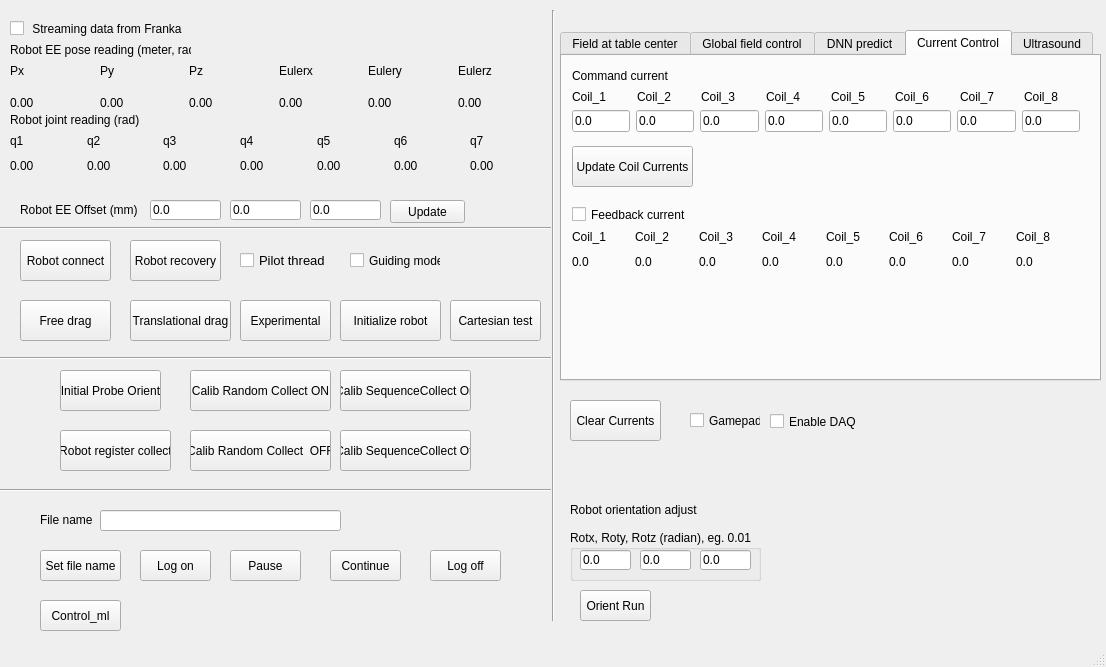
erikfredin/FrankaEmikaGUI, file mainwindow.ui: the form before one commit.
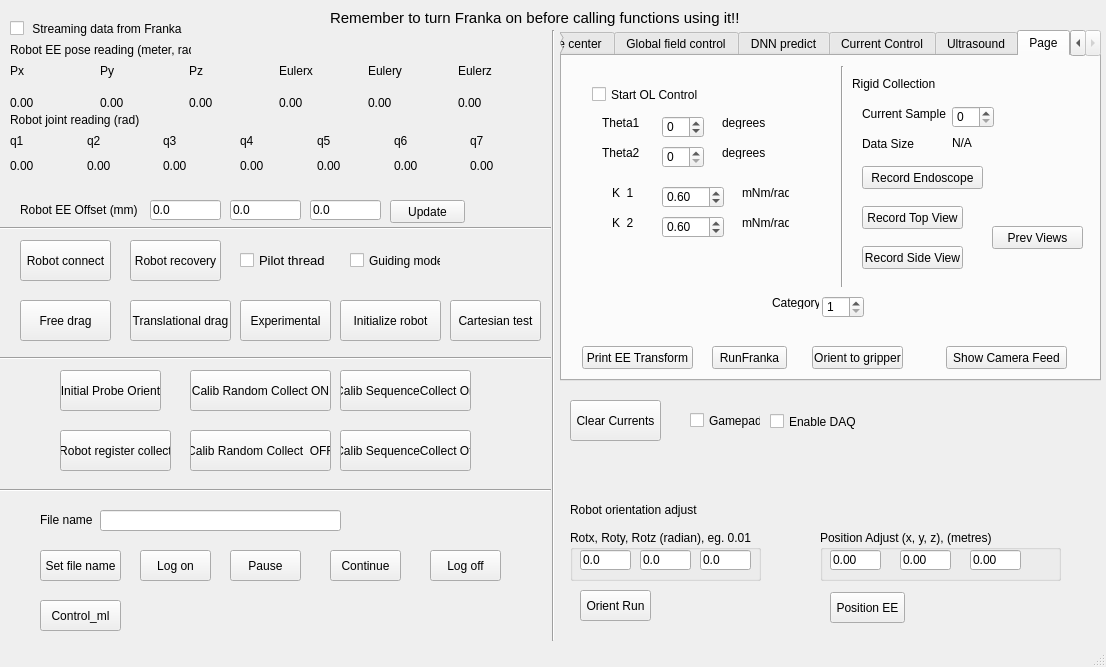
The form after the commit.

Commit message: Implemented data collection

Patch:
```diff
--- a/mainwindow.ui
+++ b/mainwindow.ui
@@ -594,7 +594,7 @@
     <property name="geometry">
      <rect>
       <x>533</x>
-      <y>10</y>
+      <y>30</y>
       <width>41</width>
       <height>611</height>
      </rect>
@@ -717,7 +717,7 @@
      </rect>
     </property>
     <property name="currentIndex">
-     <number>3</number>
+     <number>5</number>
     </property>
     <widget class="QWidget" name="tab_3">
      <attribute name="title">
@@ -1932,6 +1932,391 @@
       </property>
      </widget>
     </widget>
+    <widget class="QWidget" name="GripperCam">
+     <attribute name="title">
+      <string>Page</string>
+     </attribute>
+     <widget class="QPushButton" name="btn_runFrankaCam">
+      <property name="geometry">
+       <rect>
+        <x>150</x>
+        <y>290</y>
+        <width>75</width>
+        <height>23</height>
+       </rect>
+      </property>
+      <property name="text">
+       <string>RunFranka</string>
+      </property>
+     </widget>
+     <widget class="QPushButton" name="btn_printEETran">
+      <property name="geometry">
+       <rect>
+        <x>20</x>
+        <y>290</y>
+        <width>111</width>
+        <height>23</height>
+       </rect>
+      </property>
+      <property name="text">
+       <string>Print EE Transform</string>
+      </property>
+     </widget>
+     <widget class="QPushButton" name="btn_orient2gripper">
+      <property name="geometry">
+       <rect>
+        <x>250</x>
+        <y>290</y>
+        <width>91</width>
+        <height>23</height>
+       </rect>
+      </property>
+      <property name="text">
+       <string>Orient to gripper</string>
+      </property>
+     </widget>
+     <widget class="QCheckBox" name="cbx_startOL">
+      <property name="geometry">
+       <rect>
+        <x>30</x>
+        <y>30</y>
+        <width>141</width>
+        <height>17</height>
+       </rect>
+      </property>
+      <property name="text">
+       <string>Start OL Control</string>
+      </property>
+     </widget>
+     <widget class="QSpinBox" name="sbx_theta1">
+      <property name="geometry">
+       <rect>
+        <x>100</x>
+        <y>60</y>
+        <width>42</width>
+        <height>22</height>
+       </rect>
+      </property>
+      <property name="minimum">
+       <number>-90</number>
+      </property>
+      <property name="maximum">
+       <number>90</number>
+      </property>
+     </widget>
+     <widget class="QLabel" name="lbl_theta1">
+      <property name="geometry">
+       <rect>
+        <x>40</x>
+        <y>60</y>
+        <width>47</width>
+        <height>13</height>
+       </rect>
+      </property>
+      <property name="text">
+       <string>Theta1</string>
+      </property>
+     </widget>
+     <widget class="QLabel" name="lbl_theta2">
+      <property name="geometry">
+       <rect>
+        <x>40</x>
+        <y>90</y>
+        <width>47</width>
+        <height>13</height>
+       </rect>
+      </property>
+      <property name="text">
+       <string>Theta2</string>
+      </property>
+     </widget>
+     <widget class="QSpinBox" name="sbx_theta2">
+      <property name="geometry">
+       <rect>
+        <x>100</x>
+        <y>90</y>
+        <width>42</width>
+        <height>22</height>
+       </rect>
+      </property>
+     </widget>
+     <widget class="QLabel" name="lbl_K1">
+      <property name="geometry">
+       <rect>
+        <x>50</x>
+        <y>130</y>
+        <width>47</width>
+        <height>13</height>
+       </rect>
+      </property>
+      <property name="text">
+       <string>K_1</string>
+      </property>
+     </widget>
+     <widget class="QLabel" name="lbl_K2">
+      <property name="geometry">
+       <rect>
+        <x>50</x>
+        <y>160</y>
+        <width>47</width>
+        <height>13</height>
+       </rect>
+      </property>
+      <property name="text">
+       <string>K_2</string>
+      </property>
+     </widget>
+     <widget class="QDoubleSpinBox" name="dsbx_K1">
+      <property name="geometry">
+       <rect>
+        <x>100</x>
+        <y>130</y>
+        <width>62</width>
+        <height>22</height>
+       </rect>
+      </property>
+      <property name="value">
+       <double>0.600000000000000</double>
+      </property>
+     </widget>
+     <widget class="QLabel" name="lbl_K1_Unit">
+      <property name="geometry">
+       <rect>
+        <x>180</x>
+        <y>130</y>
+        <width>47</width>
+        <height>13</height>
+       </rect>
+      </property>
+      <property name="text">
+       <string>mNm/rad</string>
+      </property>
+     </widget>
+     <widget class="QDoubleSpinBox" name="dsbx_K2">
+      <property name="geometry">
+       <rect>
+        <x>100</x>
+        <y>160</y>
+        <width>62</width>
+        <height>22</height>
+       </rect>
+      </property>
+      <property name="value">
+       <double>0.600000000000000</double>
+      </property>
+     </widget>
+     <widget class="QLabel" name="lbl_K1_Unit_2">
+      <property name="geometry">
+       <rect>
+        <x>180</x>
+        <y>160</y>
+        <width>47</width>
+        <height>13</height>
+       </rect>
+      </property>
+      <property name="text">
+       <string>mNm/rad</string>
+      </property>
+     </widget>
+     <widget class="QLabel" name="lbl_K1_Unit_3">
+      <property name="geometry">
+       <rect>
+        <x>160</x>
+        <y>60</y>
+        <width>47</width>
+        <height>13</height>
+       </rect>
+      </property>
+      <property name="text">
+       <string>degrees</string>
+      </property>
+     </widget>
+     <widget class="QLabel" name="lbl_K1_Unit_4">
+      <property name="geometry">
+       <rect>
+        <x>160</x>
+        <y>90</y>
+        <width>47</width>
+        <height>13</height>
+       </rect>
+      </property>
+      <property name="text">
+       <string>degrees</string>
+      </property>
+     </widget>
+     <widget class="QSpinBox" name="sbx_curr_sample">
+      <property name="geometry">
+       <rect>
+        <x>390</x>
+        <y>50</y>
+        <width>42</width>
+        <height>22</height>
+       </rect>
+      </property>
+      <property name="maximum">
+       <number>1000</number>
+      </property>
+     </widget>
+     <widget class="Line" name="line_7">
+      <property name="geometry">
+       <rect>
+        <x>260</x>
+        <y>10</y>
+        <width>41</width>
+        <height>221</height>
+       </rect>
+      </property>
+      <property name="orientation">
+       <enum>Qt::Vertical</enum>
+      </property>
+     </widget>
+     <widget class="QLabel" name="label_14">
+      <property name="geometry">
+       <rect>
+        <x>290</x>
+        <y>20</y>
+        <width>91</width>
+        <height>16</height>
+       </rect>
+      </property>
+      <property name="text">
+       <string>Rigid Collection</string>
+      </property>
+     </widget>
+     <widget class="QLabel" name="label_15">
+      <property name="geometry">
+       <rect>
+        <x>300</x>
+        <y>50</y>
+        <width>91</width>
+        <height>16</height>
+       </rect>
+      </property>
+      <property name="text">
+       <string>Current Sample</string>
+      </property>
+     </widget>
+     <widget class="QPushButton" name="pb_rec_endo">
+      <property name="geometry">
+       <rect>
+        <x>300</x>
+        <y>110</y>
+        <width>121</width>
+        <height>23</height>
+       </rect>
+      </property>
+      <property name="text">
+       <string>Record Endoscope</string>
+      </property>
+     </widget>
+     <widget class="QPushButton" name="pb_rec_top">
+      <property name="geometry">
+       <rect>
+        <x>300</x>
+        <y>150</y>
+        <width>101</width>
+        <height>23</height>
+       </rect>
+      </property>
+      <property name="text">
+       <string>Record Top View</string>
+      </property>
+     </widget>
+     <widget class="QPushButton" name="btn_rec_side">
+      <property name="geometry">
+       <rect>
+        <x>300</x>
+        <y>190</y>
+        <width>101</width>
+        <height>23</height>
+       </rect>
+      </property>
+      <property name="text">
+       <string>Record Side View</string>
+      </property>
+     </widget>
+     <widget class="QLabel" name="label_16">
+      <property name="geometry">
+       <rect>
+        <x>300</x>
+        <y>80</y>
+        <width>91</width>
+        <height>16</height>
+       </rect>
+      </property>
+      <property name="text">
+       <string>Data Size</string>
+      </property>
+     </widget>
+     <widget class="QLabel" name="lbl_data_size">
+      <property name="geometry">
+       <rect>
+        <x>390</x>
+        <y>80</y>
+        <width>47</width>
+        <height>13</height>
+       </rect>
+      </property>
+      <property name="text">
+       <string>N/A</string>
+      </property>
+     </widget>
+     <widget class="QPushButton" name="btn_prevViews">
+      <property name="geometry">
+       <rect>
+        <x>430</x>
+        <y>170</y>
+        <width>91</width>
+        <height>23</height>
+       </rect>
+      </property>
+      <property name="text">
+       <string>Prev Views</string>
+      </property>
+     </widget>
+     <widget class="QSpinBox" name="sbx_category">
+      <property name="geometry">
+       <rect>
+        <x>260</x>
+        <y>240</y>
+        <width>42</width>
+        <height>22</height>
+       </rect>
+      </property>
+      <property name="minimum">
+       <number>1</number>
+      </property>
+      <property name="maximum">
+       <number>4</number>
+      </property>
+     </widget>
+     <widget class="QLabel" name="label_17">
+      <property name="geometry">
+       <rect>
+        <x>210</x>
+        <y>240</y>
+        <width>47</width>
+        <height>13</height>
+       </rect>
+      </property>
+      <property name="text">
+       <string>Category</string>
+      </property>
+     </widget>
+     <widget class="QPushButton" name="pushButton">
+      <property name="geometry">
+       <rect>
+        <x>384</x>
+        <y>290</y>
+        <width>121</width>
+        <height>23</height>
+       </rect>
+      </property>
+      <property name="text">
+       <string>Show Camera Feed</string>
+      </property>
+     </widget>
+    </widget>
    </widget>
    <widget class="Line" name="line_4">
     <property name="geometry">
@@ -2050,6 +2435,89 @@
      <string>Orient Run</string>
     </property>
    </widget>
+   <widget class="QGroupBox" name="box_positioning">
+    <property name="geometry">
+     <rect>
+      <x>820</x>
+      <y>530</y>
+      <width>241</width>
+      <height>51</height>
+     </rect>
+    </property>
+    <property name="title">
+     <string>Position Adjust (x, y, z), (metres)</string>
+    </property>
+    <widget class="QLineEdit" name="line_edit_delta_x">
+     <property name="geometry">
+      <rect>
+       <x>10</x>
+       <y>20</y>
+       <width>51</width>
+       <height>20</height>
+      </rect>
+     </property>
+     <property name="text">
+      <string>0.00</string>
+     </property>
+    </widget>
+    <widget class="QLineEdit" name="line_edit_delta_y">
+     <property name="geometry">
+      <rect>
+       <x>80</x>
+       <y>20</y>
+       <width>51</width>
+       <height>20</height>
+      </rect>
+     </property>
+     <property name="text">
+      <string>0.00</string>
+     </property>
+    </widget>
+    <widget class="QLineEdit" name="line_edit_delta_z">
+     <property name="geometry">
+      <rect>
+       <x>150</x>
+       <y>20</y>
+       <width>51</width>
+       <height>20</height>
+      </rect>
+     </property>
+     <property name="text">
+      <string>0.00</string>
+     </property>
+    </widget>
+   </widget>
+   <widget class="QPushButton" name="btn_positionEE">
+    <property name="geometry">
+     <rect>
+      <x>830</x>
+      <y>592</y>
+      <width>75</width>
+      <height>31</height>
+     </rect>
+    </property>
+    <property name="text">
+     <string>Position EE</string>
+    </property>
+   </widget>
+   <widget class="QLabel" name="label_18">
+    <property name="geometry">
+     <rect>
+      <x>330</x>
+      <y>10</y>
+      <width>421</width>
+      <height>16</height>
+     </rect>
+    </property>
+    <property name="font">
+     <font>
+      <pointsize>11</pointsize>
+     </font>
+    </property>
+    <property name="text">
+     <string>Remember to turn Franka on before calling functions using it!!</string>
+    </property>
+   </widget>
   </widget>
   <widget class="QStatusBar" name="statusbar"/>
  </widget>
```
The commit also changes 22 other files.
